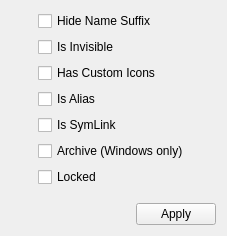
Before: the Qt Designer form FWAdminLib/GetInfoFlagsDlg.ui in fw-dev/translations, drawn with Qt 5.
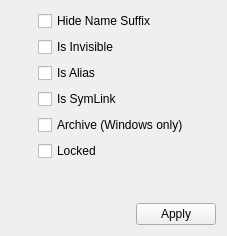
After: the same form once the commit is applied.

Diff of the .ui file:
```diff
--- a/FWAdminLib/GetInfoFlagsDlg.ui
+++ b/FWAdminLib/GetInfoFlagsDlg.ui
@@ -45,15 +45,8 @@
         </widget>
        </item>
        <item>
-        <widget class="QCheckBox" name="hasCustomIconsCB" >
-         <property name="text" >
-          <string>Has Custom Icons</string>
-         </property>
-        </widget>
-       </item>
-       <item>
-        <widget class="QCheckBox" name="isAliasCB" >
-         <property name="text" >
+        <widget class="QCheckBox" name="isAliasCB">
+         <property name="text">
           <string>Is Alias</string>
          </property>
         </widget>
```
Left out of the diff: 61 changed lines with no effect on the pictures.
